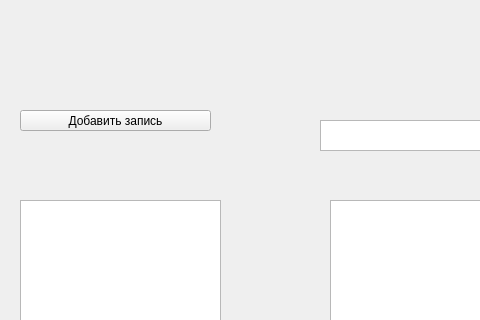
The window that 004_CHMV/QTLearning/CW01/mainwindow.ui (leaptop/repos2) describes before a commit, drawn with Qt 5; both pictures show x 0 to 480 and y 0 to 320 of the 928 by 855 pixel window.
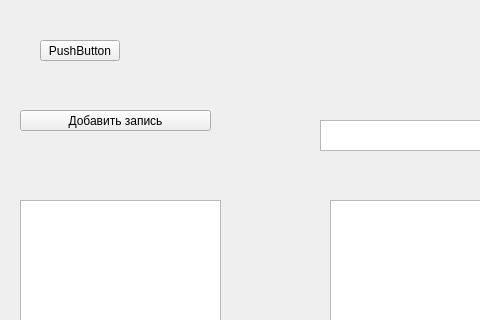
The same window after the commit.

The edit to the form file:
```diff
--- a/004_CHMV/QTLearning/CW01/mainwindow.ui
+++ b/004_CHMV/QTLearning/CW01/mainwindow.ui
@@ -90,6 +90,19 @@
      <bool>false</bool>
     </attribute>
    </widget>
+   <widget class="QPushButton" name="pushButton_2">
+    <property name="geometry">
+     <rect>
+      <x>40</x>
+      <y>40</y>
+      <width>80</width>
+      <height>21</height>
+     </rect>
+    </property>
+    <property name="text">
+     <string>PushButton</string>
+    </property>
+   </widget>
   </widget>
   <widget class="QMenuBar" name="menubar">
    <property name="geometry">
```
